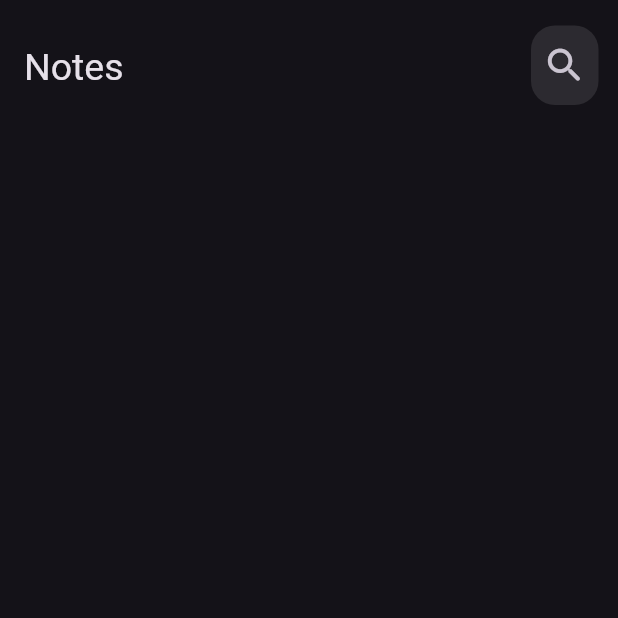
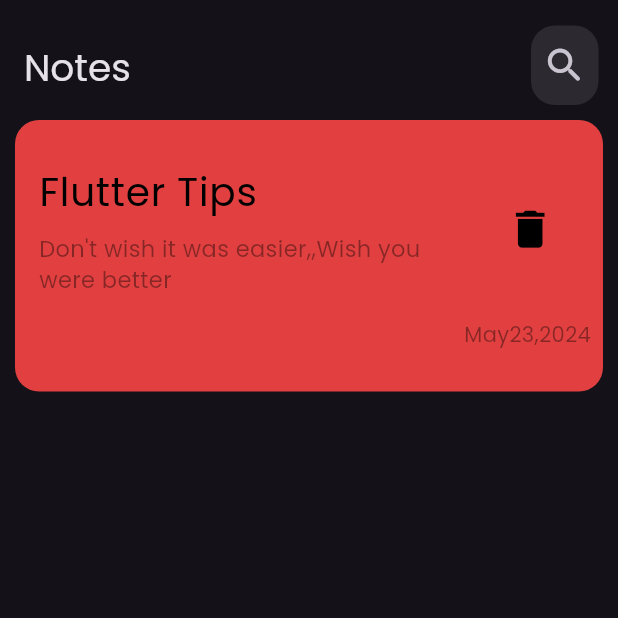
Before and after one commit to JosephMarzouk/notes-app, a Flutter app: the screen it shows after launch, on a phone screen of 412 x 824 dp, the top half of it. Run offline on Flutter 3.47's test engine with Material 3 defaults, Android fonts, the phone set to English and light mode, and no system bars.

Commit message:
create notes list view

```diff
--- a/lib/main.dart
+++ b/lib/main.dart
@@ -13,7 +13,8 @@ class NotesApp extends StatelessWidget {
     return MaterialApp(
       debugShowCheckedModeBanner: false,
       theme: ThemeData(
-        brightness: Brightness.dark
+        brightness: Brightness.dark,
+        fontFamily: 'Poppins'
 
       ),
       home:const HomeView(),
--- a/lib/view/homeScreen.dart
+++ b/lib/view/homeScreen.dart
@@ -1,4 +1,5 @@
 import 'package:flutter/material.dart';
+import 'package:notes_app/widgets/customNoteItem.dart';
 import 'package:notes_app/widgets/customsearchicon.dart';
 import 'package:notes_app/widgets/homeviewbody.dart';
 
@@ -25,7 +26,14 @@ class HomeView extends StatelessWidget {
           )
         ],
       ),
-      body: const HomeViewBody(),
+      body: Padding(
+        padding: const EdgeInsets.all(10),
+        child: Column(
+          children: [
+            NoteItem(itemColor: Color(0xffe24040),)
+          ],
+        ),
+      ),
     );
   }
 }
--- /dev/null
+++ b/lib/widgets/customNoteItem.dart
@@ -0,0 +1,41 @@
+import 'package:flutter/material.dart';
+
+class NoteItem extends StatelessWidget {
+   NoteItem({required this.itemColor});
+  var itemColor;
+
+  @override
+  Widget build(BuildContext context) {
+    return Container(
+        decoration: BoxDecoration(
+            color: itemColor, borderRadius: BorderRadius.circular(16)),
+        child: Padding(
+          padding: const EdgeInsets.only(top:20,bottom: 20),
+          child: Column(
+            crossAxisAlignment: CrossAxisAlignment.end,
+            children: [
+              ListTile(
+                  title:const Text(
+                    'Flutter Tips',
+                    style: TextStyle(color: Colors.black,fontSize: 26),
+
+                  ),
+                  subtitle: Padding(
+                    padding: const EdgeInsets.only(top:8.0),
+                    child: Text(
+                        'Don\'t wish it was easier,,Wish you were better',
+                        style: TextStyle(color: Colors.black.withOpacity(0.4),fontSize: 15)),
+                  ),
+                  trailing: IconButton(
+                    onPressed: () {},
+                    icon: Icon(Icons.delete,color: Colors.black,size: 33,),
+                  )),
+                  Padding(
+                    padding: const EdgeInsets.all(8.0),
+                    child: Text('May23,2024',style: TextStyle(color: Colors.black.withOpacity(0.4))),
+                  ),
+            ],
+          ),
+        ));
+  }
+}
```
Also changed, not shown: pubspec.yaml (+5 -11 lines), lib/assets/fonts/Poppins-Regular.ttf (added).
